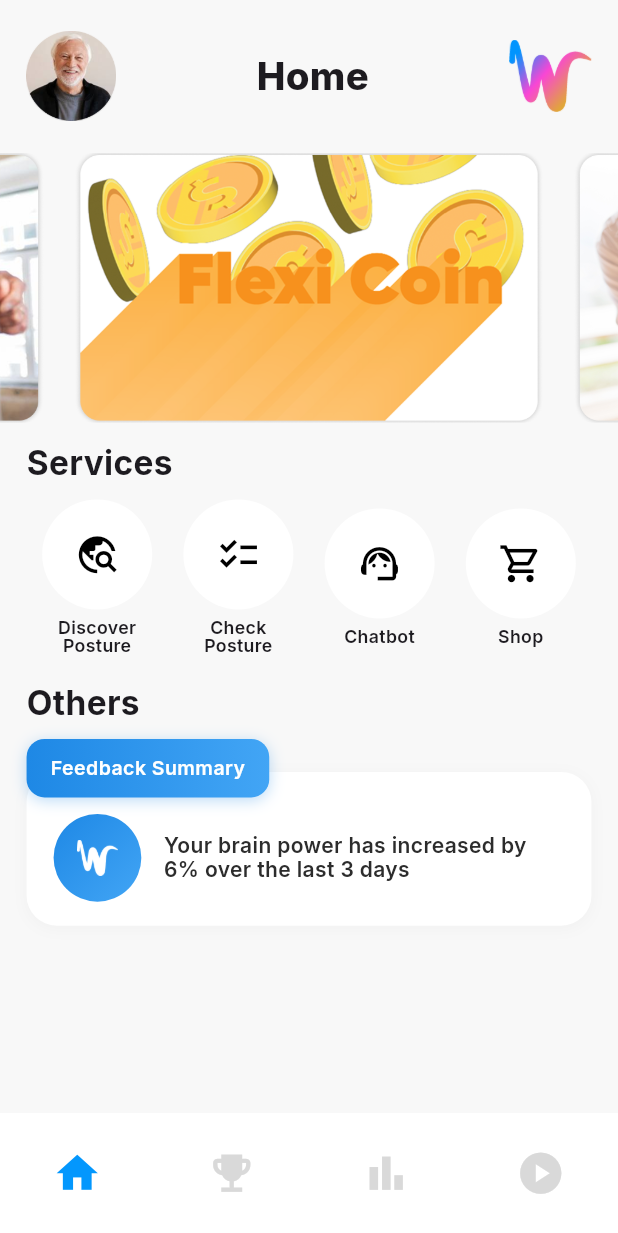
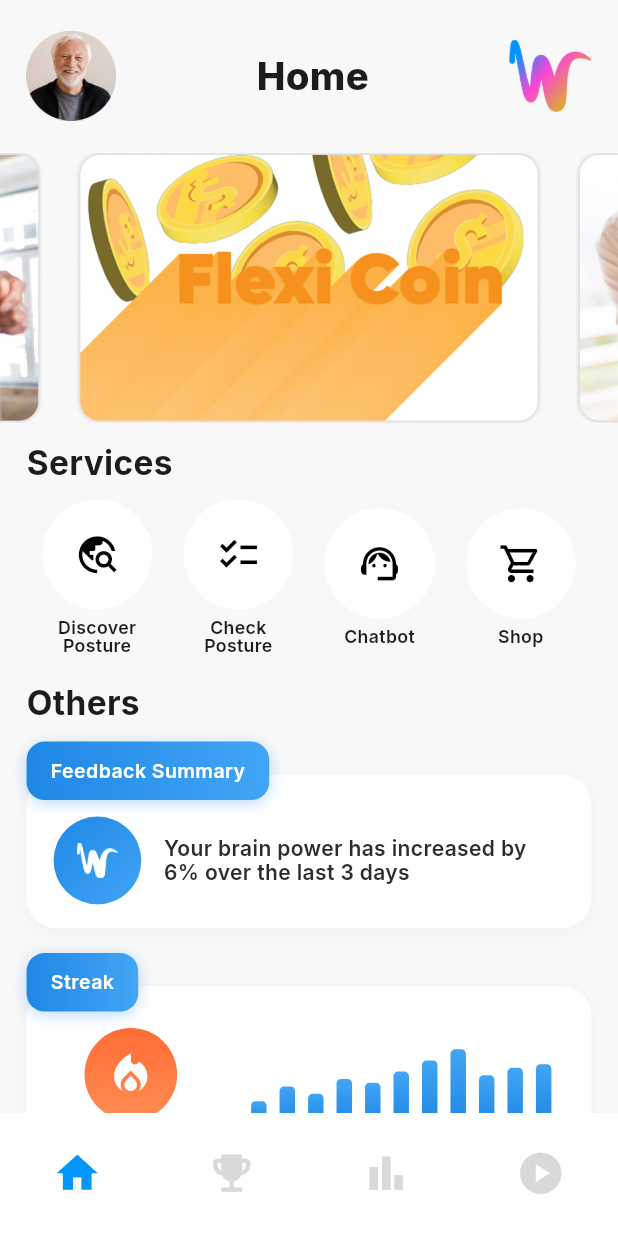
Before and after one commit to pokpong40622/FlexiFlow, a Flutter app: the screen it shows after launch, on a phone screen of 412 x 824 dp. Shown: the top 1233 px of the screen. Run offline on Flutter 3.47's test engine with Material 3 defaults, Android fonts, the phone set to English and light mode, and no system bars; drawn by our look-alikes of carousel_slider; our stand-ins replace google_fonts.

Commit message:
Completed Homepage UI

```diff
--- a/lib/Pages/HomePage.dart
+++ b/lib/Pages/HomePage.dart
@@ -29,6 +29,7 @@ class _HomePageState extends State<HomePage> {
     mainAxisAlignment: MainAxisAlignment.start,
     crossAxisAlignment: CrossAxisAlignment.center,
     children: [
+      // Fixed Header Section
       SizedBox(height: screenHeight * 0.025),
       Padding(
         padding: EdgeInsets.symmetric(horizontal: screenWidth * 0.0425),
@@ -54,7 +55,12 @@ class _HomePageState extends State<HomePage> {
           ],
         ),
       ),
-          SizedBox(height: screenHeight * 0.026),
+      // Scrollable Content Section
+                  SizedBox(height: screenHeight * 0.026,),
+      Expanded(
+        child: SingleChildScrollView(
+          child: Column(
+            children: [
               CarouselSlider(
                 options: CarouselOptions(
                   height: screenHeight * 0.21836,
@@ -134,9 +140,16 @@ class _HomePageState extends State<HomePage> {
                         ),
                       ],
                     ),
-                SizedBox(height: screenHeight * 0.0098),
+                    SizedBox(height: screenHeight * 0.012),
                     _FeedbackSummary(),
+                    SizedBox(height: screenHeight * 0.02),
+                    _StreakWidget(),
+                    SizedBox(height: screenHeight * 0.03),
                   ],
+                ),
+              ),
+            ],
+          ),
         ),
       ),
     ],
@@ -278,4 +291,156 @@ class _HomePageState extends State<HomePage> {
     ),
   );
 }
+
+Widget _StreakWidget() {
+  double screenHeight = MediaQuery.of(context).size.height;
+  double screenWidth = MediaQuery.of(context).size.width;
+
+  return Container(
+    child: Stack(
+      children: [
+        Container(
+          width: screenWidth * 0.93333,
+          margin: EdgeInsets.only(top: 22),
+          padding: EdgeInsets.only(top: 28, left: 18, right: 18, bottom: 16),
+          decoration: BoxDecoration(
+            color: Colors.white,
+            borderRadius: BorderRadius.circular(20),
+            boxShadow: [
+              BoxShadow(
+                color: Colors.grey.withOpacity(0.08),
+                spreadRadius: 0,
+                blurRadius: 8,
+                offset: Offset(0, 2),
+              ),
+            ],
+          ),
+          child: Row(
+            children: [
+              // Fire icon and number section
+              Container(
+                width: screenWidth * 0.25,
+                child: Column(
+                  mainAxisAlignment: MainAxisAlignment.center,
+                  children: [
+                    Container(
+                      width: screenWidth * 0.15,
+                      height: screenWidth * 0.15,
+                      decoration: BoxDecoration(
+                        gradient: LinearGradient(
+                          colors: [Color(0xFFFF6B35), Color(0xFFFF8E53)],
+                          begin: Alignment.topCenter,
+                          end: Alignment.bottomCenter,
+                        ),
+                        shape: BoxShape.circle,
+                      ),
+                      child: Icon(
+                        Icons.local_fire_department,
+                        color: Colors.white,
+                        size: screenWidth * 0.08,
+                      ),
+                    ),
+                    SizedBox(height: 8),
+                    Text(
+                      '67',
+                      style: GoogleFonts.inter(
+                        color: Color(0xFFFF6B35),
+                        fontSize: 16,
+                        fontWeight: FontWeight.w700,
+                      ),
+                    ),
+                  ],
+                ),
+              ),
+              SizedBox(width: 20),
+              // Bar chart section
+              Expanded(
+                child: Container(
+                  height: screenWidth * 0.2,
+                  child: Column(
+                    children: [
+                      Expanded(
+                        child: Row(
+                          mainAxisAlignment: MainAxisAlignment.spaceEvenly,
+                          crossAxisAlignment: CrossAxisAlignment.end,
+                          children: [
+                            _buildBar(0.3, screenWidth),
+                            _buildBar(0.5, screenWidth),
+                            _buildBar(0.4, screenWidth),
+                            _buildBar(0.6, screenWidth),
+                            _buildBar(0.55, screenWidth),
+                            _buildBar(0.7, screenWidth),
+                            _buildBar(0.85, screenWidth),
+                            _buildBar(1.0, screenWidth),
+                            _buildBar(0.65, screenWidth),
+                            _buildBar(0.75, screenWidth),
+                            _buildBar(0.8, screenWidth),
+                          ],
+                        ),
+                      ),
+                      SizedBox(height: 8),
+                      Text(
+                        'Time used in the past 10 days',
+                        style: GoogleFonts.inter(
+                          color: Colors.grey[500],
+                          fontSize: 11,
+                          fontWeight: FontWeight.w400,
+                        ),
+                      ),
+                    ],
+                  ),
+                ),
+              ),
+            ],
+          ),
+        ),
+        // Blue overlapping container
+        Container(
+          padding: EdgeInsets.symmetric(horizontal: 16, vertical: 10),
+          decoration: BoxDecoration(
+            gradient: LinearGradient(
+              colors: [Color(0xFF1E88E5), Color(0xFF42A5F5)],
+              begin: Alignment.centerLeft,
+              end: Alignment.centerRight,
+            ),
+            borderRadius: BorderRadius.circular(12),
+            boxShadow: [
+              BoxShadow(
+                color: Color(0xFF1E88E5).withOpacity(0.3),
+                spreadRadius: 0,
+                blurRadius: 8,
+                offset: Offset(0, 2),
+              ),
+            ],
+          ),
+          child: Text(
+            'Streak',
+            style: GoogleFonts.inter(
+              color: Colors.white,
+              fontSize: 13,
+              fontWeight: FontWeight.w600,
+              letterSpacing: 0.3,
+            ),
+          ),
+        ),
+      ],
+    ),
+  );
 }
+
+Widget _buildBar(double heightFactor, double screenWidth) {
+  return Container(
+    width: screenWidth * 0.025,
+    height: (screenWidth * 0.12) * heightFactor,
+    decoration: BoxDecoration(
+      gradient: LinearGradient(
+        colors: [Color(0xFF42A5F5), Color(0xFF1E88E5)],
+        begin: Alignment.topCenter,
+        end: Alignment.bottomCenter,
+      ),
+      borderRadius: BorderRadius.circular(3),
+    ),
+  );
+}
+
+}
```
Lines whose indentation alone changed are shown as unchanged.
